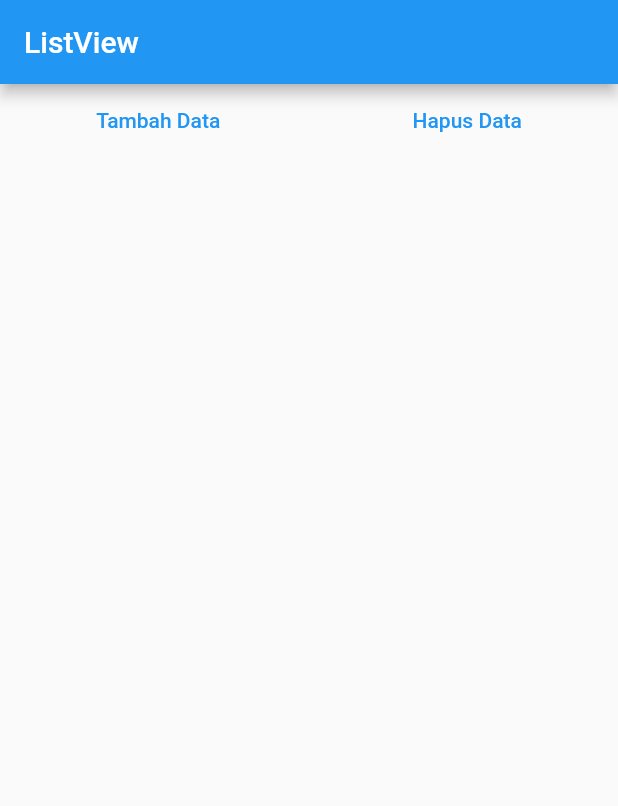
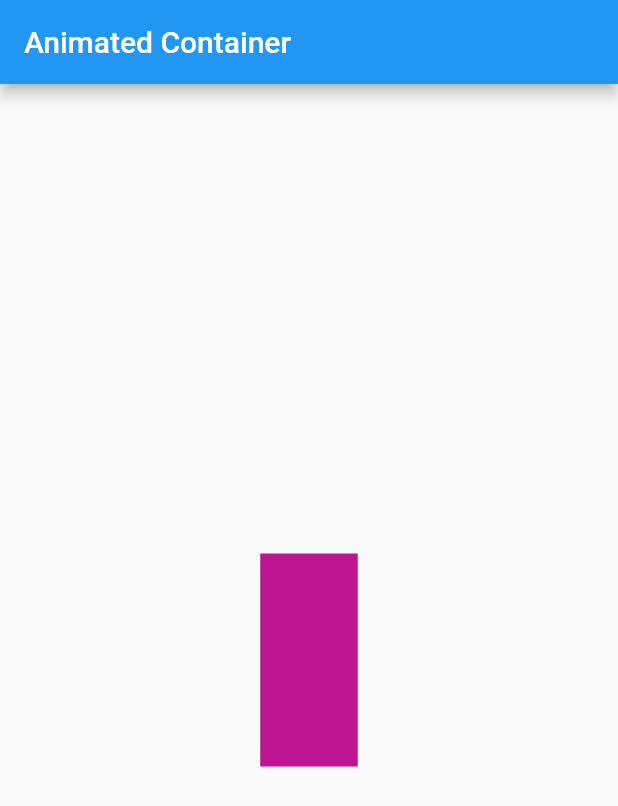
Before and after one commit to zeph1re/FlutterTutorial, a Flutter app: the screen it shows after launch, on a phone screen of 412 x 824 dp. Shown: the top 806 px of the screen. Run offline on Flutter 3.47's test engine with Material 2 defaults, Android fonts, the phone set to English and light mode, and no system bars.

Commit message:
add animated rectangle

```diff
--- a/lib/main.dart
+++ b/lib/main.dart
@@ -1,3 +1,4 @@
+import 'dart:math';
 import 'package:flutter/material.dart';
 
 void main() {
@@ -12,48 +13,26 @@ class MyApp extends StatefulWidget {
 }
 
 class _MyAppState extends State<MyApp> {
-  List<Widget> widgets = [];
-
-  int counter = 1;
+  Random random = Random();
 
   @override
   Widget build(BuildContext context) {
     return MaterialApp(
-      home: Scaffold(
-        appBar: AppBar(
-          title: const Text("ListView"),
-        ),
-        body: ListView(children: [
-          Column(
-            mainAxisAlignment: MainAxisAlignment.center,
-            children: [
-              Row(mainAxisAlignment: MainAxisAlignment.spaceAround, children: [
-                TextButton(
-                  onPressed: () {
-                    setState(() {
-                      widgets.add(Text("Data ke-$counter"));
-                    });
-                    counter++;
-                  },
-                  child: const Text("Tambah Data"),
-                ),
-                TextButton(
-                    onPressed: () {
-                      setState(() {
-                        widgets.removeLast();
-                      });
-                      counter--;
+        home: Scaffold(
+            appBar: AppBar(
+              title: const Text("Animated Container"),
+            ),
+            body: Center(
+                child: GestureDetector(
+                    onTap: () {
+                      setState(() {});
                     },
-                    child: const Text("Hapus Data")),
-              ]),
-              Column(
-                crossAxisAlignment: CrossAxisAlignment.start,
-                children: widgets,
-              )
-            ],
-          ),
-        ]),
-      ),
-    );
+                    child: AnimatedContainer(
+                      duration: const Duration(milliseconds: 1000),
+                      width: 50.0 + random.nextInt(101),
+                      height: 50.0 + random.nextInt(101),
+                      color: Color.fromARGB(255, random.nextInt(256),
+                          random.nextInt(256), random.nextInt(256)),
+                    )))));
   }
 }
```
